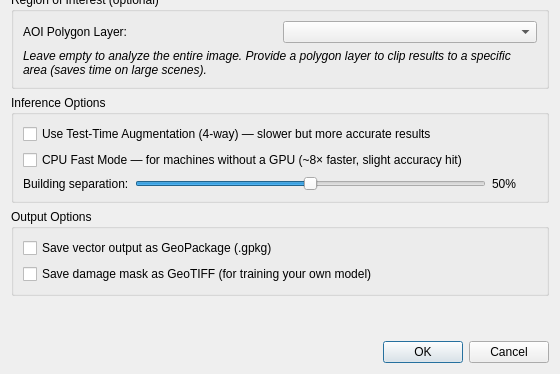
Before: the Qt Designer form change_detector_dialog_base.ui in azeldev/beaconGIS, drawn with Qt 5; both pictures show x 0 to 560 and y 246 to 620 of the 560 by 620 pixel window.
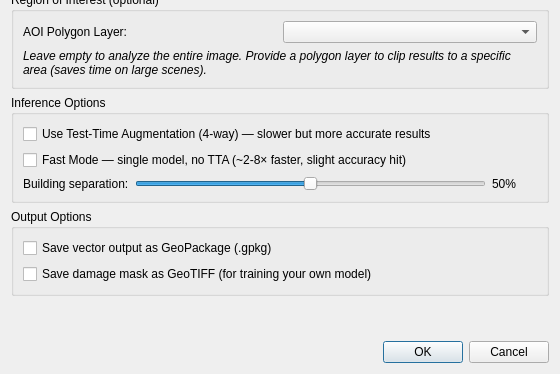
After: the same form once the commit is applied. Custom widgets are drawn as their Qt base class.

```diff
--- a/change_detector_dialog_base.ui
+++ b/change_detector_dialog_base.ui
@@ -141,7 +141,7 @@
       <item row="1" column="0" colspan="3">
        <widget class="QCheckBox" name="cpu_fast_mode_checkbox">
         <property name="text">
-         <string>CPU Fast Mode — for machines without a GPU (~8× faster, slight accuracy hit)</string>
+         <string>Fast Mode — single model, no TTA (~2-8× faster, slight accuracy hit)</string>
         </property>
         <property name="toolTip">
          <string>When enabled AND the engine detects no GPU is available, the plugin runs a stripped-down inference path: TTA is disabled (4× fewer forward passes) and only the primary cls model is loaded even when ensemble members are present in the plugin folder (2× fewer forward passes). Combined ~8× speedup on CPU at a measured accuracy cost of ~0.005 mean F1.
```
Left out of the diff: 6 changed lines with no effect on the pictures.
